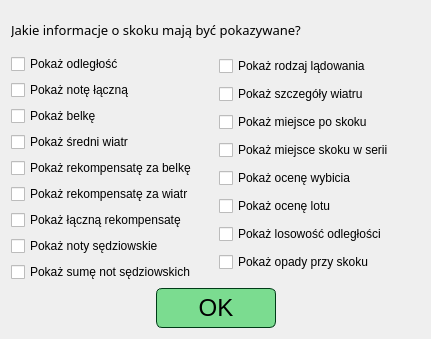
This is source/UI/AppSettings/JumpDataInfoChoiceDialog.ui in KonradKrol/sj-sim as Qt 5 draws it before an edit. The edited form follows.
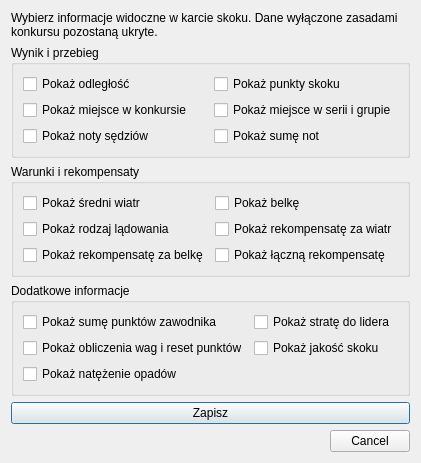
This is the edited form.

Commit message: Respect jump information preferences and add configurable live presentation and autoplay

```diff
--- a/source/UI/AppSettings/JumpDataInfoChoiceDialog.ui
+++ b/source/UI/AppSettings/JumpDataInfoChoiceDialog.ui
@@ -2,229 +2,184 @@
 <ui version="4.0">
  <class>JumpDataInfoChoiceDialog</class>
  <widget class="QDialog" name="JumpDataInfoChoiceDialog">
-  <property name="geometry">
-   <rect>
-    <x>0</x>
-    <y>0</y>
-    <width>431</width>
-    <height>339</height>
-   </rect>
-  </property>
   <property name="windowTitle">
    <string>Dialog</string>
   </property>
   <layout class="QVBoxLayout" name="verticalLayout_3">
    <item>
-    <widget class="QLabel" name="label">
-     <property name="font">
-      <font>
-       <family>Segoe UI Semibold</family>
-       <pointsize>10</pointsize>
-       <bold>false</bold>
-      </font>
-     </property>
+    <widget class="QLabel" name="description">
      <property name="text">
-      <string>Jakie informacje o skoku mają być pokazywane?</string>
+      <string>Wybierz informacje widoczne w karcie skoku. Dane wyłączone zasadami konkursu pozostaną ukryte.</string>
+     </property>
+     <property name="wordWrap">
+      <bool>true</bool>
      </property>
     </widget>
    </item>
    <item>
-    <layout class="QHBoxLayout" name="horizontalLayout">
-     <item>
-      <layout class="QVBoxLayout" name="verticalLayout">
-       <item>
+    <widget class="QGroupBox" name="group_result">
+     <property name="title">
+      <string>Wynik i przebieg</string>
+     </property>
+     <layout class="QGridLayout" name="layout_result">
+      <item row="0" column="0">
         <widget class="QCheckBox" name="checkBox_distance">
          <property name="text">
           <string>Pokaż odległość</string>
          </property>
         </widget>
        </item>
-       <item>
+      <item row="0" column="1">
         <widget class="QCheckBox" name="checkBox_points">
          <property name="text">
-          <string>Pokaż notę łączną</string>
+         <string>Pokaż punkty skoku</string>
          </property>
         </widget>
        </item>
-       <item>
-        <widget class="QCheckBox" name="checkBox_gate">
+      <item row="1" column="0">
+       <widget class="QCheckBox" name="checkBox_positionAfterJump">
          <property name="text">
-          <string>Pokaż belkę</string>
+         <string>Pokaż miejsce w konkursie</string>
          </property>
         </widget>
        </item>
+      <item row="1" column="1">
+       <widget class="QCheckBox" name="checkBox_jumpPositionInRound">
+        <property name="text">
+         <string>Pokaż miejsce w serii i grupie</string>
+        </property>
+       </widget>
+      </item>
+      <item row="2" column="0">
+       <widget class="QCheckBox" name="checkBox_judges">
+        <property name="text">
+         <string>Pokaż noty sędziów</string>
+        </property>
+       </widget>
+      </item>
+      <item row="2" column="1">
+       <widget class="QCheckBox" name="checkBox_judgesPoints">
+        <property name="text">
+         <string>Pokaż sumę not</string>
+        </property>
+       </widget>
+      </item>
+     </layout>
+    </widget>
+   </item>
        <item>
+    <widget class="QGroupBox" name="group_conditions">
+     <property name="title">
+      <string>Warunki i rekompensaty</string>
+     </property>
+     <layout class="QGridLayout" name="layout_conditions">
+      <item row="0" column="0">
         <widget class="QCheckBox" name="checkBox_averagedWind">
          <property name="text">
           <string>Pokaż średni wiatr</string>
          </property>
         </widget>
        </item>
-       <item>
-        <widget class="QCheckBox" name="checkBox_gateCompensation">
+      <item row="0" column="1">
+       <widget class="QCheckBox" name="checkBox_gate">
          <property name="text">
-          <string>Pokaż rekompensatę za belkę</string>
+         <string>Pokaż belkę</string>
          </property>
         </widget>
        </item>
-       <item>
+      <item row="1" column="0">
+       <widget class="QCheckBox" name="checkBox_landingType">
+        <property name="text">
+         <string>Pokaż rodzaj lądowania</string>
+        </property>
+       </widget>
+      </item>
+      <item row="1" column="1">
         <widget class="QCheckBox" name="checkBox_windCompensation">
          <property name="text">
           <string>Pokaż rekompensatę za wiatr</string>
          </property>
         </widget>
        </item>
-       <item>
+      <item row="2" column="0">
+       <widget class="QCheckBox" name="checkBox_gateCompensation">
+        <property name="text">
+         <string>Pokaż rekompensatę za belkę</string>
+        </property>
+       </widget>
+      </item>
+      <item row="2" column="1">
         <widget class="QCheckBox" name="checkBox_totalCompensation">
          <property name="text">
           <string>Pokaż łączną rekompensatę</string>
          </property>
         </widget>
        </item>
-       <item>
-        <widget class="QCheckBox" name="checkBox_judges">
-         <property name="text">
-          <string>Pokaż noty sędziowskie</string>
-         </property>
-        </widget>
-       </item>
-       <item>
-        <widget class="QCheckBox" name="checkBox_judgesPoints">
-         <property name="text">
-          <string>Pokaż sumę not sędziowskich</string>
-         </property>
-        </widget>
-       </item>
-      </layout>
-     </item>
-     <item>
-      <layout class="QVBoxLayout" name="verticalLayout_2">
-       <item>
-        <widget class="QCheckBox" name="checkBox_landingType">
-         <property name="text">
-          <string>Pokaż rodzaj lądowania</string>
-         </property>
+     </layout>
         </widget>
        </item>
        <item>
-        <widget class="QCheckBox" name="checkBox_specificWind">
-         <property name="text">
-          <string>Pokaż szczegóły wiatru</string>
-         </property>
-        </widget>
-       </item>
-       <item>
-        <widget class="QCheckBox" name="checkBox_positionAfterJump">
+    <widget class="QGroupBox" name="group_details">
+     <property name="title">
+      <string>Dodatkowe informacje</string>
+     </property>
+     <layout class="QGridLayout" name="layout_details">
+      <item row="0" column="0">
+       <widget class="QCheckBox" name="checkBox_totalPoints">
          <property name="text">
-          <string>Pokaż miejsce po skoku</string>
+         <string>Pokaż sumę punktów zawodnika</string>
          </property>
         </widget>
        </item>
-       <item>
-        <widget class="QCheckBox" name="checkBox_jumpPositionInRound">
+      <item row="0" column="1">
+       <widget class="QCheckBox" name="checkBox_leaderGap">
          <property name="text">
-          <string>Pokaż miejsce skoku w serii</string>
+         <string>Pokaż stratę do lidera</string>
          </property>
         </widget>
        </item>
-       <item>
-        <widget class="QCheckBox" name="checkBox_takeoffRating">
+      <item row="1" column="0">
+       <widget class="QCheckBox" name="checkBox_weights">
          <property name="text">
-          <string>Pokaż ocenę wybicia</string>
+         <string>Pokaż obliczenia wag i reset punktów</string>
          </property>
         </widget>
        </item>
-       <item>
-        <widget class="QCheckBox" name="checkBox_flightRating">
+      <item row="1" column="1">
+       <widget class="QCheckBox" name="checkBox_quality">
          <property name="text">
-          <string>Pokaż ocenę lotu</string>
+         <string>Pokaż jakość skoku</string>
          </property>
         </widget>
        </item>
-       <item>
-        <widget class="QCheckBox" name="checkBox_distanceRandom">
+      <item row="2" column="0">
+       <widget class="QCheckBox" name="checkBox_precipitation">
          <property name="text">
-          <string>Pokaż losowość odległości</string>
+         <string>Pokaż natężenie opadów</string>
          </property>
         </widget>
        </item>
-       <item>
-        <widget class="QCheckBox" name="checkBox_snowRain">
-         <property name="text">
-          <string>Pokaż opady przy skoku</string>
-         </property>
-        </widget>
-       </item>
-      </layout>
-     </item>
-    </layout>
-   </item>
-   <item>
-    <layout class="QHBoxLayout" name="horizontalLayout_OKButton">
-     <item>
-      <spacer name="horizontalSpacer">
-       <property name="orientation">
-        <enum>Qt::Horizontal</enum>
-       </property>
-       <property name="sizeHint" stdset="0">
-        <size>
-         <width>40</width>
-         <height>20</height>
-        </size>
-       </property>
-      </spacer>
+     </layout>
+    </widget>
      </item>
      <item>
       <widget class="QPushButton" name="pushButton_submit">
-       <property name="minimumSize">
-        <size>
-         <width>120</width>
-         <height>40</height>
-        </size>
-       </property>
-       <property name="maximumSize">
-        <size>
-         <width>120</width>
-         <height>40</height>
-        </size>
-       </property>
-       <property name="font">
-        <font>
-         <pointsize>18</pointsize>
-        </font>
-       </property>
-       <property name="styleSheet">
-        <string notr="true">QPushButton{
-border: 1px solid rgb(0, 59, 23);
-border-radius: 6px;
-color: rgb(0, 0, 0);
-background-color: rgb(123, 220, 144);
-}
-QPushButton:hover{
-background-color: rgb(153, 253, 174);
-}</string>
-       </property>
        <property name="text">
-        <string>OK</string>
+      <string>Zapisz</string>
+     </property>
+     <property name="default">
+      <bool>true</bool>
        </property>
       </widget>
      </item>
      <item>
-      <spacer name="horizontalSpacer_2">
-       <property name="orientation">
-        <enum>Qt::Horizontal</enum>
-       </property>
-       <property name="sizeHint" stdset="0">
-        <size>
-         <width>40</width>
-         <height>20</height>
-        </size>
-       </property>
-      </spacer>
-     </item>
-    </layout>
-   </item>
-  </layout>
+    <widget class="QDialogButtonBox" name="cancelButtons">
+     <property name="standardButtons">
+      <set>QDialogButtonBox::Cancel</set>
+     </property>
+    </widget>
+   </item>
+  </layout>
  </widget>
  <resources/>
  <connections/>
```
Left out of the diff: 15 changed lines with no effect on the pictures. Lines whose indentation alone changed are shown as unchanged. The commit also changes 21 other files.
